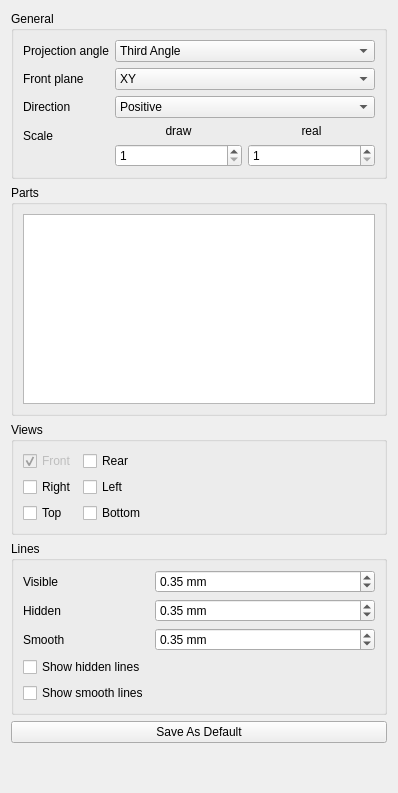
Before: the Qt Designer form Resources/ui/task_orthographic.ui in gabrielantao/Dimensioning, drawn with Qt 5.
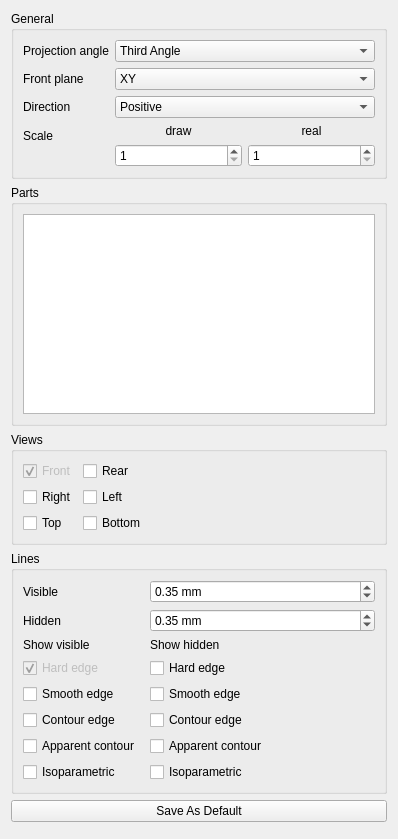
After: the same form once the commit is applied.

Patch:
```diff
--- a/Resources/ui/task_orthographic.ui
+++ b/Resources/ui/task_orthographic.ui
@@ -7,7 +7,7 @@
     <x>0</x>
     <y>0</y>
     <width>398</width>
-    <height>793</height>
+    <height>839</height>
    </rect>
   </property>
   <property name="windowTitle">
@@ -220,6 +220,9 @@
       <string>Lines</string>
      </property>
      <layout class="QFormLayout" name="formLayout_3">
+      <property name="fieldGrowthPolicy">
+       <enum>QFormLayout::AllNonFixedFieldsGrow</enum>
+      </property>
       <item row="0" column="0">
        <widget class="QLabel" name="label_3">
         <property name="text">
@@ -227,6 +230,19 @@
         </property>
        </widget>
       </item>
+      <item row="0" column="1">
+       <widget class="QDoubleSpinBox" name="visible_tick">
+        <property name="suffix">
+         <string> mm</string>
+        </property>
+        <property name="singleStep">
+         <double>0.500000000000000</double>
+        </property>
+        <property name="value">
+         <double>0.350000000000000</double>
+        </property>
+       </widget>
+      </item>
       <item row="1" column="0">
        <widget class="QLabel" name="label_4">
         <property name="text">
@@ -234,66 +250,109 @@
         </property>
        </widget>
       </item>
+      <item row="1" column="1">
+       <widget class="QDoubleSpinBox" name="hidden_tick">
+        <property name="suffix">
+         <string> mm</string>
+        </property>
+        <property name="singleStep">
+         <double>0.500000000000000</double>
+        </property>
+        <property name="value">
+         <double>0.350000000000000</double>
+        </property>
+       </widget>
+      </item>
       <item row="2" column="0">
+       <widget class="QLabel" name="label_6">
+        <property name="text">
+         <string>Show visible</string>
+        </property>
+       </widget>
+      </item>
+      <item row="2" column="1">
        <widget class="QLabel" name="label_5">
         <property name="text">
-         <string>Smooth</string>
+         <string>Show hidden</string>
         </property>
        </widget>
       </item>
       <item row="3" column="0">
-       <widget class="QCheckBox" name="show_hidden">
+       <widget class="QCheckBox" name="visible_hard">
         <property name="enabled">
+         <bool>false</bool>
+        </property>
+        <property name="text">
+         <string>Hard edge</string>
+        </property>
+        <property name="checked">
          <bool>true</bool>
         </property>
+       </widget>
+      </item>
+      <item row="3" column="1">
+       <widget class="QCheckBox" name="hidden_hard">
+        <property name="enabled">
+         <bool>true</bool>
+        </property>
         <property name="text">
-         <string>Show hidden lines</string>
+         <string>Hard edge</string>
         </property>
        </widget>
       </item>
       <item row="4" column="0">
-       <widget class="QCheckBox" name="show_smooth">
+       <widget class="QCheckBox" name="visible_smooth">
         <property name="text">
-         <string>Show smooth lines</string>
+         <string>Smooth edge</string>
         </property>
        </widget>
       </item>
-      <item row="0" column="1">
-       <widget class="QDoubleSpinBox" name="visible_tick">
-        <property name="suffix">
-         <string> mm</string>
+      <item row="4" column="1">
+       <widget class="QCheckBox" name="hidden_smooth">
+        <property name="text">
+         <string>Smooth edge</string>
         </property>
-        <property name="singleStep">
-         <double>0.500000000000000</double>
+       </widget>
+      </item>
+      <item row="5" column="0">
+       <widget class="QCheckBox" name="visible_contour">
+        <property name="text">
+         <string>Contour edge</string>
         </property>
-        <property name="value">
-         <double>0.350000000000000</double>
+       </widget>
+      </item>
+      <item row="5" column="1">
+       <widget class="QCheckBox" name="hidden_contour">
+        <property name="text">
+         <string>Contour edge</string>
         </property>
        </widget>
       </item>
-      <item row="1" column="1">
-       <widget class="QDoubleSpinBox" name="hidden_tick">
-        <property name="suffix">
-         <string> mm</string>
+      <item row="6" column="0">
+       <widget class="QCheckBox" name="visible_apparent">
+        <property name="text">
+         <string>Apparent contour </string>
         </property>
-        <property name="singleStep">
-         <double>0.500000000000000</double>
+       </widget>
+      </item>
+      <item row="6" column="1">
+       <widget class="QCheckBox" name="hidden_apparent">
+        <property name="text">
+         <string>Apparent contour</string>
         </property>
-        <property name="value">
-         <double>0.350000000000000</double>
-        </property>
        </widget>
       </item>
-      <item row="2" column="1">
-       <widget class="QDoubleSpinBox" name="smooth_tick">
-        <property name="suffix">
-         <string> mm</string>
+      <item row="7" column="0">
+       <widget class="QCheckBox" name="visible_iso">
+        <property name="text">
+         <string>Isoparametric</string>
         </property>
-        <property name="singleStep">
-         <double>0.500000000000000</double>
-        </property>
-        <property name="value">
-         <double>0.350000000000000</double>
+       </widget>
+      </item>
+      <item row="7" column="1">
+       <widget class="QCheckBox" name="hidden_iso">
+        <property name="text">
+         <string>Isoparametric</string>
         </property>
        </widget>
       </item>
@@ -330,7 +389,22 @@
      </property>
      <layout class="QVBoxLayout" name="verticalLayout">
       <item>
-       <widget class="QListWidget" name="listWidget"/>
+       <widget class="QTreeWidget" name="treeWidget">
+        <property name="minimumSize">
+         <size>
+          <width>0</width>
+          <height>200</height>
+         </size>
+        </property>
+        <attribute name="headerVisible">
+         <bool>false</bool>
+        </attribute>
+        <column>
+         <property name="text">
+          <string>Parts</string>
+         </property>
+        </column>
+       </widget>
       </item>
      </layout>
     </widget>
```
